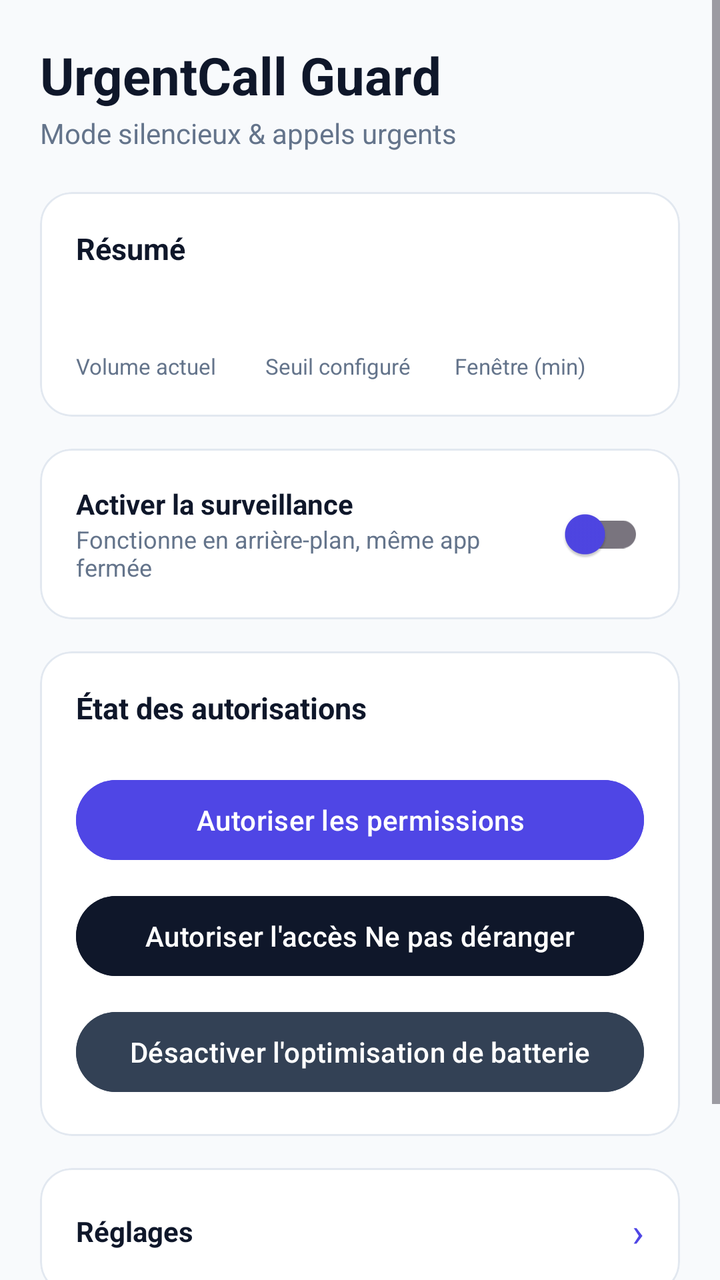
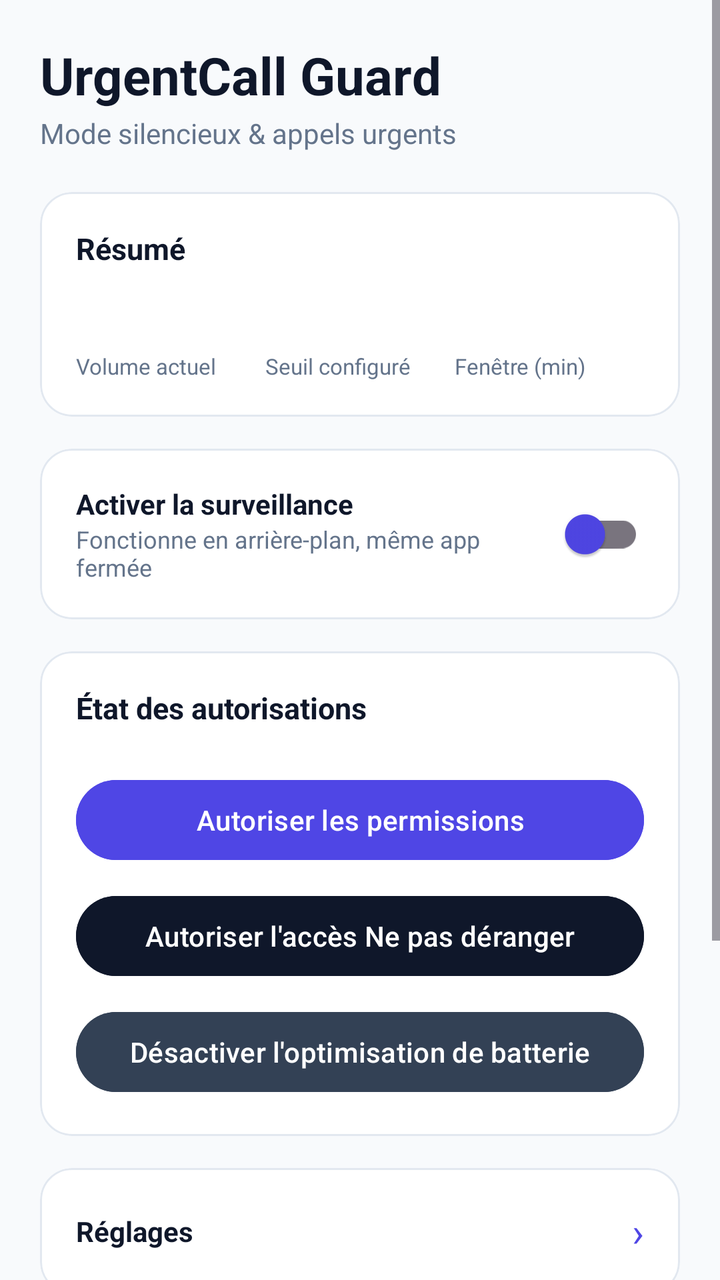

Two renders of the same Android screen: before a commit and after it. Below are the layout's source before the change and the commit's diff.
<!-- AndroidManifest.xml: activity theme Theme.UrgentCallGuard -->
<!-- res/layout/activity_main.xml -->
<?xml version="1.0" encoding="utf-8"?>
<ScrollView xmlns:android="http://schemas.android.com/apk/res/android"
    xmlns:app="http://schemas.android.com/apk/res-auto"
    android:layout_width="match_parent"
    android:layout_height="match_parent"
    android:background="@color/slate_50"
    android:fillViewport="true">

    <LinearLayout
        android:layout_width="match_parent"
        android:layout_height="wrap_content"
        android:orientation="vertical"
        android:padding="20dp">

        
        <TextView
            android:layout_width="wrap_content"
            android:layout_height="wrap_content"
            android:text="@string/app_name"
            android:textColor="@color/slate_900"
            android:textSize="26sp"
            android:textStyle="bold" />

        <TextView
            android:layout_width="wrap_content"
            android:layout_height="wrap_content"
            android:layout_marginTop="2dp"
            android:layout_marginBottom="20dp"
            android:text="@string/app_subtitle"
            android:textColor="@color/slate_500"
            android:textSize="14sp" />

        
        <com.google.android.material.card.MaterialCardView
            style="@style/UrgentCard"
            android:layout_marginBottom="16dp">

            <LinearLayout
                android:layout_width="match_parent"
                android:layout_height="wrap_content"
                android:orientation="vertical"
                android:padding="18dp">

                <TextView
                    android:layout_width="wrap_content"
                    android:layout_height="wrap_content"
                    android:layout_marginBottom="12dp"
                    android:text="@string/summary_title"
                    android:textColor="@color/slate_900"
                    android:textSize="15sp"
                    android:textStyle="bold" />

                <LinearLayout
                    android:layout_width="match_parent"
                    android:layout_height="wrap_content"
                    android:orientation="horizontal">

                    <LinearLayout
                        android:layout_width="0dp"
                        android:layout_height="wrap_content"
                        android:layout_weight="1"
                        android:orientation="vertical">

                        <TextView
                            android:id="@+id/currentVolumeValue"
                            android:layout_width="wrap_content"
                            android:layout_height="wrap_content"
                            android:textColor="@color/indigo_600"
                            android:textSize="22sp"
                            android:textStyle="bold" />

                        <TextView
                            android:layout_width="wrap_content"
                            android:layout_height="wrap_content"
                            android:text="@string/summary_current_volume"
                            android:textColor="@color/slate_500"
                            android:textSize="11sp" />
                    </LinearLayout>

                    <LinearLayout
                        android:layout_width="0dp"
                        android:layout_height="wrap_content"
                        android:layout_weight="1"
                        android:orientation="vertical">

                        <TextView
                            android:id="@+id/thresholdValue"
                            android:layout_width="wrap_content"
                            android:layout_height="wrap_content"
                            android:textColor="@color/indigo_600"
                            android:textSize="22sp"
                            android:textStyle="bold" />

                        <TextView
                            android:layout_width="wrap_content"
                            android:layout_height="wrap_content"
                            android:text="@string/summary_threshold"
                            android:textColor="@color/slate_500"
                            android:textSize="11sp" />
                    </LinearLayout>

                    <LinearLayout
                        android:layout_width="0dp"
                        android:layout_height="wrap_content"
                        android:layout_weight="1"
                        android:orientation="vertical">

                        <TextView
                            android:id="@+id/timerValue"
                            android:layout_width="wrap_content"
                            android:layout_height="wrap_content"
                            android:textColor="@color/indigo_600"
                            android:textSize="22sp"
                            android:textStyle="bold" />

                        <TextView
                            android:layout_width="wrap_content"
                            android:layout_height="wrap_content"
                            android:text="@string/summary_timer"
                            android:textColor="@color/slate_500"
                            android:textSize="11sp" />
                    </LinearLayout>

                </LinearLayout>
            </LinearLayout>
        </com.google.android.material.card.MaterialCardView>

        
        <com.google.android.material.card.MaterialCardView
            style="@style/UrgentCard"
            android:layout_marginBottom="16dp">

            <LinearLayout
                android:layout_width="match_parent"
                android:layout_height="wrap_content"
                android:gravity="center_vertical"
                android:orientation="horizontal"
                android:padding="18dp">

                <LinearLayout
                    android:layout_width="0dp"
                    android:layout_height="wrap_content"
                    android:layout_weight="1"
                    android:orientation="vertical">

                    <TextView
                        android:layout_width="wrap_content"
                        android:layout_height="wrap_content"
                        android:text="@string/service_switch_label"
                        android:textColor="@color/slate_900"
                        android:textStyle="bold" />

                    <TextView
                        android:layout_width="wrap_content"
                        android:layout_height="wrap_content"
                        android:text="@string/service_switch_subtitle"
                        android:textColor="@color/slate_500"
                        android:textSize="12sp" />
                </LinearLayout>

                <com.google.android.material.switchmaterial.SwitchMaterial
                    android:id="@+id/serviceSwitch"
                    android:layout_width="wrap_content"
                    android:layout_height="wrap_content"
                    app:thumbTint="@color/indigo_600" />
            </LinearLayout>
        </com.google.android.material.card.MaterialCardView>

        
        <com.google.android.material.card.MaterialCardView
            style="@style/UrgentCard"
            android:layout_marginBottom="16dp">

            <LinearLayout
                android:layout_width="match_parent"
                android:layout_height="wrap_content"
                android:orientation="vertical"
                android:padding="18dp">

                <TextView
                    android:layout_width="wrap_content"
                    android:layout_height="wrap_content"
                    android:layout_marginBottom="10dp"
                    android:text="@string/permissions_title"
                    android:textColor="@color/slate_900"
                    android:textSize="15sp"
                    android:textStyle="bold" />

                <TextView
                    android:id="@+id/allGrantedBanner"
                    android:layout_width="wrap_content"
                    android:layout_height="wrap_content"
                    android:layout_marginBottom="4dp"
                    android:background="@drawable/bg_pill_success"
                    android:paddingStart="14dp"
                    android:paddingTop="8dp"
                    android:paddingEnd="14dp"
                    android:paddingBottom="8dp"
                    android:text="@string/permissions_all_granted"
                    android:textColor="@color/emerald_600"
                    android:textSize="13sp"
                    android:textStyle="bold"
                    android:visibility="gone" />

                <LinearLayout
                    android:id="@+id/permissionsListContainer"
                    android:layout_width="match_parent"
                    android:layout_height="wrap_content"
                    android:orientation="vertical" />

                <com.google.android.material.button.MaterialButton
                    android:id="@+id/requestPermsButton"
                    style="@style/Widget.Material3.Button"
                    android:layout_width="match_parent"
                    android:layout_height="wrap_content"
                    android:layout_marginTop="12dp"
                    android:backgroundTint="@color/indigo_600"
                    android:text="@string/request_perms_button" />

                <com.google.android.material.button.MaterialButton
                    android:id="@+id/requestDndButton"
                    style="@style/Widget.Material3.Button"
                    android:layout_width="match_parent"
                    android:layout_height="wrap_content"
                    android:layout_marginTop="10dp"
                    android:backgroundTint="@color/slate_900"
                    android:text="@string/request_dnd_button" />

                <com.google.android.material.button.MaterialButton
                    android:id="@+id/requestBatteryButton"
                    style="@style/Widget.Material3.Button"
                    android:layout_width="match_parent"
                    android:layout_height="wrap_content"
                    android:layout_marginTop="10dp"
                    android:backgroundTint="@color/slate_700"
                    android:text="@string/request_battery_button" />

            </LinearLayout>
        </com.google.android.material.card.MaterialCardView>

        
        <com.google.android.material.card.MaterialCardView
            style="@style/UrgentCard"
            android:layout_marginBottom="12dp"
            android:clickable="true"
            android:focusable="true"
            android:foreground="?attr/selectableItemBackground">

            <LinearLayout
                android:id="@+id/settingsCard"
                android:layout_width="match_parent"
                android:layout_height="wrap_content"
                android:gravity="center_vertical"
                android:orientation="horizontal"
                android:padding="18dp">

                <TextView
                    android:layout_width="0dp"
                    android:layout_height="wrap_content"
                    android:layout_weight="1"
                    android:text="@string/nav_settings_button"
                    android:textColor="@color/slate_900"
                    android:textStyle="bold" />

                <TextView
                    android:layout_width="wrap_content"
                    android:layout_height="wrap_content"
                    android:text="›"
                    android:textColor="@color/indigo_600"
                    android:textSize="20sp" />
            </LinearLayout>
        </com.google.android.material.card.MaterialCardView>

        <com.google.android.material.card.MaterialCardView
            style="@style/UrgentCard"
            android:clickable="true"
            android:focusable="true"
            android:foreground="?attr/selectableItemBackground">

            <LinearLayout
                android:id="@+id/whitelistCard"
                android:layout_width="match_parent"
                android:layout_height="wrap_content"
                android:gravity="center_vertical"
                android:orientation="horizontal"
                android:padding="18dp">

                <TextView
                    android:layout_width="0dp"
                    android:layout_height="wrap_content"
                    android:layout_weight="1"
                    android:text="@string/nav_whitelist_button"
                    android:textColor="@color/slate_900"
                    android:textStyle="bold" />

                <TextView
                    android:layout_width="wrap_content"
                    android:layout_height="wrap_content"
                    android:text="›"
                    android:textColor="@color/indigo_600"
                    android:textSize="20sp" />
            </LinearLayout>
        </com.google.android.material.card.MaterialCardView>

    </LinearLayout>
</ScrollView>
<!-- resources referenced by this layout -->
<resources>
  <color name="emerald_600">#059669</color>
  <color name="indigo_600">#4F46E5</color>
  <color name="slate_50">#F8FAFC</color>
  <color name="slate_500">#64748B</color>
  <color name="slate_700">#334155</color>
  <color name="slate_900">#0F172A</color>
  <!-- drawable bg_pill_success (drawable) -->
  <shape xmlns:android="http://schemas.android.com/apk/res/android" android:shape="rectangle">
      <solid android:color="@color/emerald_50" />
      <corners android:radius="20dp" />
  </shape>
  <string name="app_name">UrgentCall Guard</string>
  <string name="app_subtitle">Mode silencieux &amp; appels urgents</string>
  <string name="nav_settings_button">Réglages</string>
  <string name="nav_whitelist_button">Liste blanche</string>
  <string name="permissions_all_granted">✅ Toutes les autorisations sont accordées</string>
  <string name="permissions_title">État des autorisations</string>
  <string name="request_battery_button">Désactiver l\'optimisation de batterie</string>
  <string name="request_dnd_button">Autoriser l\'accès Ne pas déranger</string>
  <string name="request_perms_button">Autoriser les permissions</string>
  <string name="service_switch_label">Activer la surveillance</string>
  <string name="service_switch_subtitle">Fonctionne en arrière-plan, même app fermée</string>
  <string name="summary_current_volume">Volume actuel</string>
  <string name="summary_threshold">Seuil configuré</string>
  <string name="summary_timer">Fenêtre (min)</string>
  <string name="summary_title">Résumé</string>
  <style name="UrgentCard" parent="Widget.Material3.CardView.Elevated">
          <item name="cardCornerRadius">16dp</item>
          <item name="cardElevation">0dp</item>
          <item name="strokeColor">@color/slate_200</item>
          <item name="strokeWidth">1dp</item>
          <item name="cardBackgroundColor">@color/white</item>
          <item name="android:layout_width">match_parent</item>
          <item name="android:layout_height">wrap_content</item>
      </style>
  <style name="Theme.UrgentCallGuard" parent="Theme.Material3.DayNight.NoActionBar">
          <item name="colorPrimary">@color/indigo_600</item>
          <item name="colorPrimaryVariant">@color/indigo_700</item>
          <item name="colorOnPrimary">@color/white</item>
          <item name="colorSecondary">@color/indigo_600</item>
          <item name="colorSurface">@color/white</item>
          <item name="android:windowBackground">@color/slate_50</item>
          <item name="android:statusBarColor">@color/indigo_600</item>
      </style>
  <color name="emerald_50">#ECFDF5</color>
  <color name="slate_200">#E2E8F0</color>
  <color name="white">#FFFFFF</color>
  <color name="indigo_700">#4338CA</color>
</resources>

<!-- the commit's change to res/layout/activity_main.xml (unified diff, before → after) -->
@@ -273,6 +273,7 @@
 
         <com.google.android.material.card.MaterialCardView
             style="@style/UrgentCard"
+            android:layout_marginBottom="12dp"
             android:clickable="true"
             android:focusable="true"
             android:foreground="?attr/selectableItemBackground">
@@ -302,5 +303,51 @@
             </LinearLayout>
         </com.google.android.material.card.MaterialCardView>
 
+        <com.google.android.material.card.MaterialCardView
+            style="@style/UrgentCard"
+            android:clickable="true"
+            android:focusable="true"
+            android:foreground="?attr/selectableItemBackground">
+
+            <LinearLayout
+                android:id="@+id/blacklistCard"
+                android:layout_width="match_parent"
+                android:layout_height="wrap_content"
+                android:gravity="center_vertical"
+                android:orientation="horizontal"
+                android:padding="18dp">
+
+                <TextView
+                    android:layout_width="0dp"
+                    android:layout_height="wrap_content"
+                    android:layout_weight="1"
+                    android:text="@string/nav_blacklist_button"
+                    android:textColor="@color/slate_900"
+                    android:textStyle="bold" />
+
+                <TextView
+                    android:layout_width="wrap_content"
+                    android:layout_height="wrap_content"
+                    android:text="›"
+                    android:textColor="@color/indigo_600"
+                    android:textSize="20sp" />
+            </LinearLayout>
+        </com.google.android.material.card.MaterialCardView>
+
+        <TextView
+            android:id="@+id/donationButton"
+            android:layout_width="wrap_content"
+            android:layout_height="wrap_content"
+            android:layout_gravity="center_horizontal"
+            android:layout_marginTop="20dp"
+            android:clickable="true"
+            android:focusable="true"
+            android:foreground="?attr/selectableItemBackground"
+            android:padding="8dp"
+            android:text="@string/donation_button"
+            android:textColor="@color/indigo_600"
+            android:textSize="13sp"
+            android:textStyle="bold" />
+
     </LinearLayout>
 </ScrollView>
<!-- resource entries referenced after the edit -->
@@ -13,6 +13,8 @@
   </shape>
   <string name="app_name">UrgentCall Guard</string>
   <string name="app_subtitle">Mode silencieux &amp; appels urgents</string>
+  <string name="donation_button">❤️ Soutenir le développeur</string>
+  <string name="nav_blacklist_button">Liste noire</string>
   <string name="nav_settings_button">Réglages</string>
   <string name="nav_whitelist_button">Liste blanche</string>
   <string name="permissions_all_granted">✅ Toutes les autorisations sont accordées</string>
